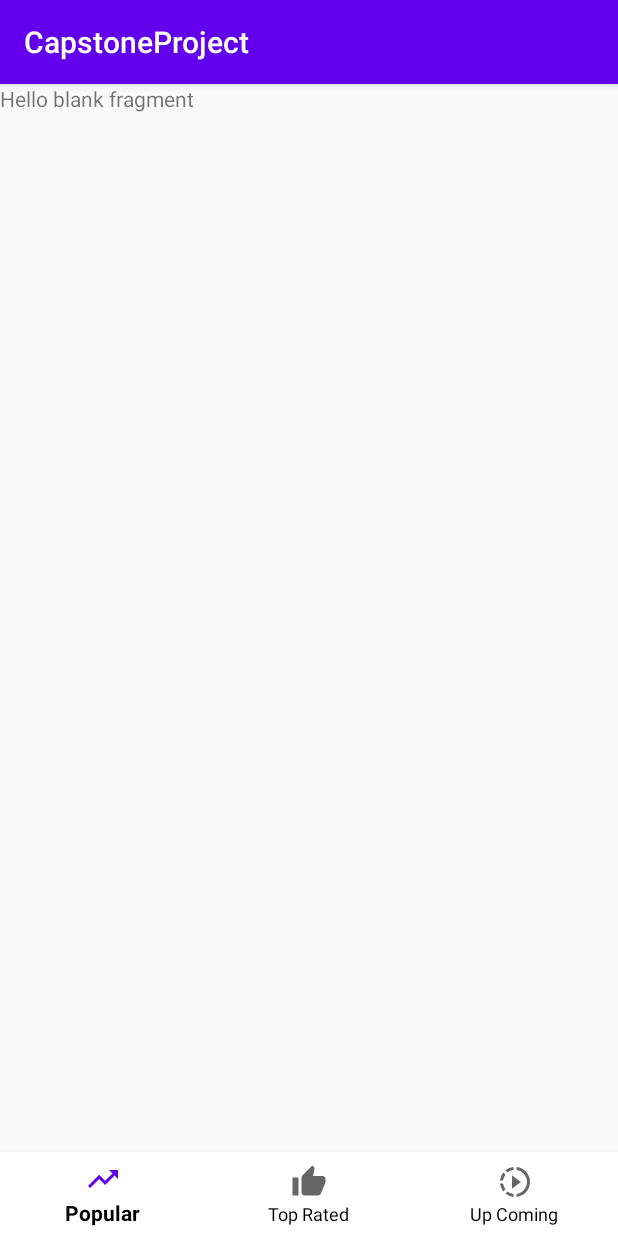
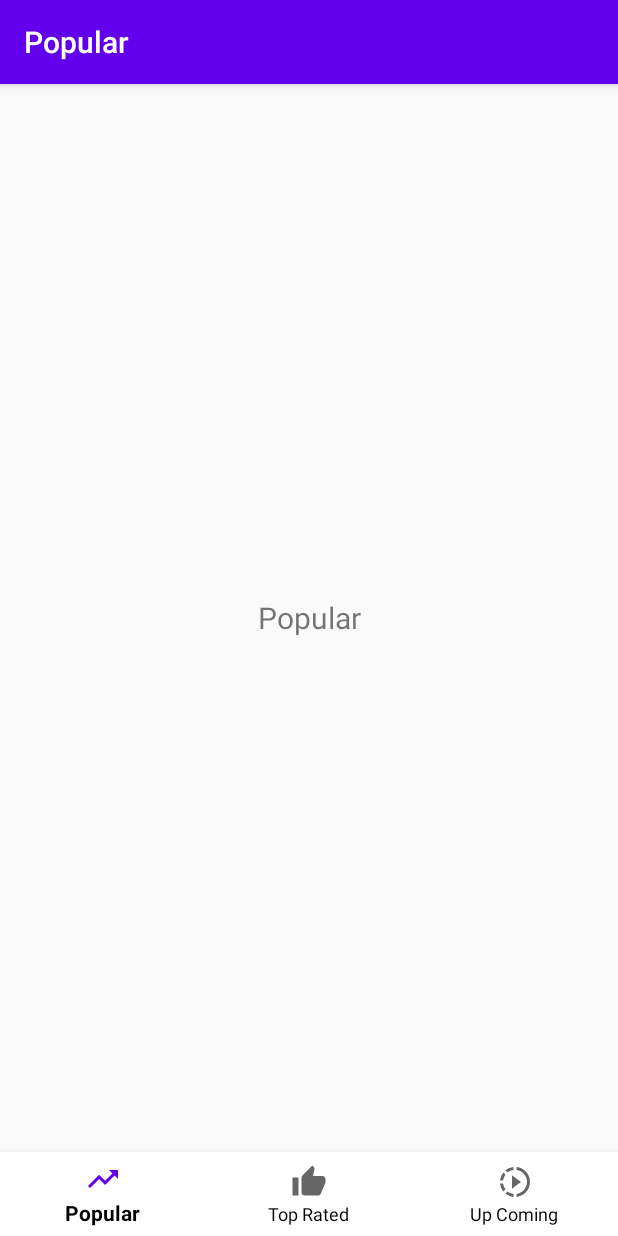
Before and after one commit to Hzahrannn/CapstoneProject, an Android app: the screen it shows after launch (MainActivity), on a phone screen of 412 x 824 dp. Run offline under Robolectric (Android 15) with nearby library versions, the phone set to English and light mode, and no system bars; our stand-ins replace navigation-ui.

Commit message:
Fragment dan menu

```diff
--- a/app/build.gradle
+++ b/app/build.gradle
@@ -24,12 +24,12 @@ android {
 
 dependencies {
     implementation 'androidx.legacy:legacy-support-v4:1.0.0'
-    def nav_version = "2.3.0"
+    def nav_version = "2.1.0-rc01"
     // Java language implementation
     implementation "androidx.navigation:navigation-fragment:$nav_version"
     implementation "androidx.navigation:navigation-ui:$nav_version"
 
-    implementation 'com.google.android.material:material:1.2.1'
+    implementation 'com.google.android.material:material:nav_version'
     implementation fileTree(dir: "libs", include: ["*.jar"])
     implementation 'androidx.appcompat:appcompat:1.2.0'
     implementation 'androidx.constraintlayout:constraintlayout:2.0.1'
--- a/app/src/main/java/com/example/capstoneproject/MainActivity.java
+++ b/app/src/main/java/com/example/capstoneproject/MainActivity.java
@@ -1,8 +1,13 @@
 package com.example.capstoneproject;
 
+import android.os.Bundle;
+
 import androidx.appcompat.app.AppCompatActivity;
+import androidx.navigation.NavController;
+import androidx.navigation.Navigation;
+import androidx.navigation.ui.NavigationUI;
 
-import android.os.Bundle;
+import com.google.android.material.bottomnavigation.BottomNavigationView;
 
 public class MainActivity extends AppCompatActivity {
 
@@ -10,6 +15,9 @@ public class MainActivity extends AppCompatActivity {
     protected void onCreate(Bundle savedInstanceState) {
         super.onCreate(savedInstanceState);
         setContentView(R.layout.activity_main);
-
+        NavController navController = Navigation.findNavController(this, R.id.nav_host_fragment);
+        BottomNavigationView bottomNav = findViewById(R.id.bottom_nav);
+        NavigationUI.setupActionBarWithNavController(this,navController);
+        NavigationUI.setupWithNavController(bottomNav, navController);
     }
 }
--- a/app/src/main/res/layout/activity_main.xml
+++ b/app/src/main/res/layout/activity_main.xml
@@ -6,21 +6,21 @@
     android:layout_height="match_parent"
     tools:context=".MainActivity">
 
-    <androidx.fragment.app.FragmentContainerView
+    <fragment
         android:id="@+id/nav_host_fragment"
         android:name="androidx.navigation.fragment.NavHostFragment"
         android:layout_width="0dp"
         android:layout_height="0dp"
 
         app:defaultNavHost="true"
-        app:layout_constraintBottom_toTopOf="@+id/bottomNavigationView"
+        app:layout_constraintBottom_toTopOf="@+id/bottom_nav"
         app:layout_constraintEnd_toEndOf="parent"
         app:layout_constraintStart_toStartOf="parent"
         app:layout_constraintTop_toTopOf="parent"
         app:navGraph="@navigation/nav_graph" />
 
     <com.google.android.material.bottomnavigation.BottomNavigationView
-        android:id="@+id/bottomNavigationView"
+        android:id="@+id/bottom_nav"
         android:layout_width="match_parent"
         android:layout_height="wrap_content"
         app:menu="@menu/menu"
--- a/app/src/main/res/layout/fragment_popular_video.xml
+++ b/app/src/main/res/layout/fragment_popular_video.xml
@@ -5,10 +5,12 @@
     android:layout_height="match_parent"
     tools:context=".fragments.PopularVideoFragment">
 
-    <!-- TODO: Update blank fragment layout -->
+
     <TextView
         android:layout_width="match_parent"
         android:layout_height="match_parent"
-        android:text="@string/hello_blank_fragment" />
+        android:gravity="center"
+        android:text="Popular"
+        android:textSize="20sp"/>
 
 </FrameLayout>
--- a/app/src/main/res/layout/fragment_top_rated_video.xml
+++ b/app/src/main/res/layout/fragment_top_rated_video.xml
@@ -9,6 +9,8 @@
     <TextView
         android:layout_width="match_parent"
         android:layout_height="match_parent"
-        android:text="@string/hello_blank_fragment" />
+        android:gravity="center"
+        android:text="Top Rated"
+        android:textSize="20sp"/>
 
 </FrameLayout>
--- a/app/src/main/res/layout/fragment_upcoming.xml
+++ b/app/src/main/res/layout/fragment_upcoming.xml
@@ -9,6 +9,8 @@
     <TextView
         android:layout_width="match_parent"
         android:layout_height="match_parent"
-        android:text="@string/hello_blank_fragment" />
+        android:gravity="center"
+        android:text="Up Coming"
+        android:textSize="20sp"/>
 
 </FrameLayout>
```
